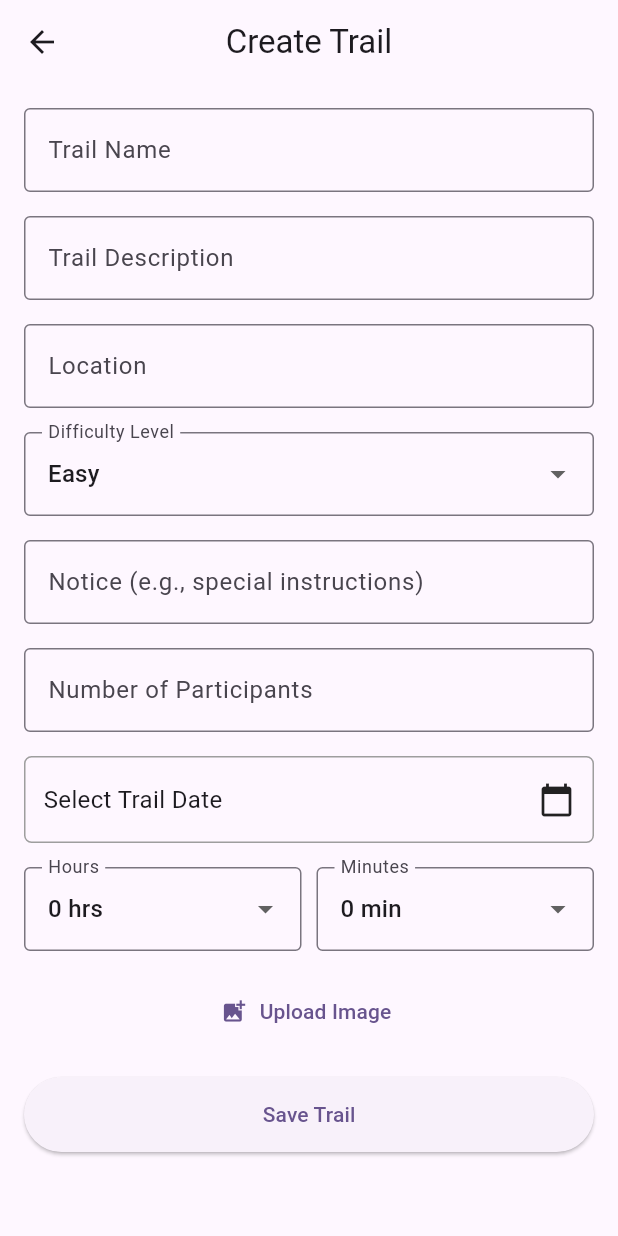
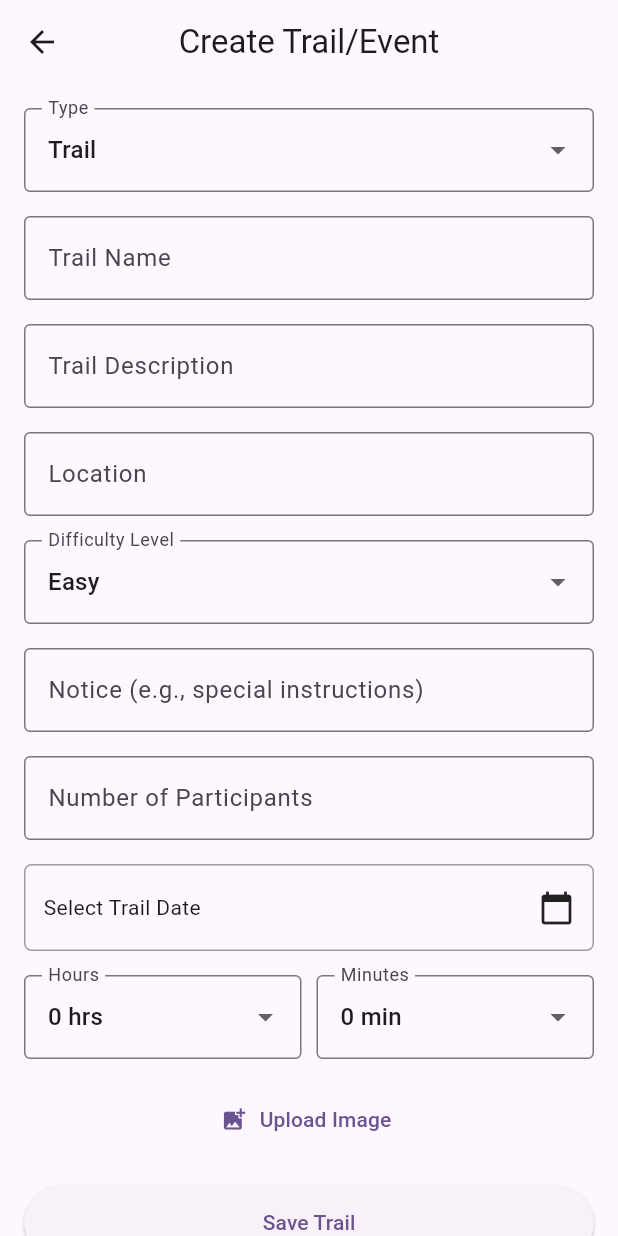
Before and after one commit to ausmatths/hiker_connect, a Flutter app: the EventFormScreen screen opened directly, on a phone screen of 412 x 824 dp. Run offline on Flutter 3.47's test engine with Material 3 defaults, Android fonts, the phone set to English and light mode, and no system bars; our stand-ins replace cloud_firestore, firebase_auth, firebase_core, google_sign_in, hive, image_picker and 4 more; missing offline and left inert: device_calendar, firebase_app_check; accounts and stored records are empty.

Commit message:
milestone2: updating the screen for both event and trail data

```diff
--- a/lib/screens/trails/eventform_screen.dart
+++ b/lib/screens/trails/eventform_screen.dart
@@ -33,6 +33,7 @@ class _EventFormScreenState extends State<EventFormScreen> {
   int _selectedHours = 0;
   int _selectedMinutes = 0;
   bool _isLoading = false;
+  String _selectedType = 'Trail';
 
   @override
   void didChangeDependencies() {
@@ -107,7 +108,6 @@ class _EventFormScreenState extends State<EventFormScreen> {
           _isLoading = true;
         });
 
-        // Generate unique ID based on timestamp and current user ID
         final String currentUserId = FirebaseAuth.instance.currentUser?.uid ?? 'anonymous';
         final int uniqueId = DateTime.now().millisecondsSinceEpoch;
 
@@ -184,7 +184,7 @@ class _EventFormScreenState extends State<EventFormScreen> {
   @override
   Widget build(BuildContext context) {
     return Scaffold(
-      appBar: AppBar(title: const Text('Create Trail')),
+      appBar: AppBar(title: const Text('Create Trail/Event')),
       body: _isLoading
           ? const Center(child: CircularProgressIndicator())
           : SingleChildScrollView(
@@ -194,22 +194,45 @@ class _EventFormScreenState extends State<EventFormScreen> {
           key: _formKey,
           child: Column(
             children: [
+              DropdownButtonFormField<String>(
+                value: _selectedType,
+                items: ['Trail', 'Event']
+                    .map((type) => DropdownMenuItem(
+                  value: type,
+                  child: Text(type),
+                ))
+                    .toList(),
+                onChanged: (value) {
+                  setState(() {
+                    _selectedType = value!;
+                  });
+                },
+                decoration: const InputDecoration(
+                  labelText: 'Type',
+                  border: OutlineInputBorder(),
+                ),
+              ),
+              const SizedBox(height: 16.0),
               TextFormField(
                 controller: _nameController,
-                decoration: const InputDecoration(
-                  labelText: 'Trail Name',
-                  border: OutlineInputBorder(),
+                decoration: InputDecoration(
+                  labelText: _selectedType == 'Trail' ? 'Trail Name' : 'Event Name',
+                  border: const OutlineInputBorder(),
                 ),
-                validator: (value) => value == null || value.isEmpty ? 'Please enter Trail name' : null,
+                validator: (value) => value == null || value.isEmpty
+                    ? 'Please enter ${_selectedType == 'Trail' ? 'Trail' : 'Event'} name'
+                    : null,
               ),
               const SizedBox(height: 16.0),
               TextFormField(
                 controller: _descriptionController,
-                decoration: const InputDecoration(
-                  labelText: 'Trail Description',
+                decoration: InputDecoration(
+                  labelText: _selectedType == 'Trail' ? 'Trail Description' : 'Event Description',
                   border: OutlineInputBorder(),
                 ),
-                validator: (value) => value == null || value.isEmpty ? 'Please enter Trail description' : null,
+                validator: (value) => value == null || value.isEmpty
+                    ? 'Please enter ${_selectedType == 'Trail' ? 'Trail' : 'Event'} description'
+                    : null,
               ),
               const SizedBox(height: 16.0),
               TextFormField(
@@ -218,7 +241,9 @@ class _EventFormScreenState extends State<EventFormScreen> {
                   labelText: 'Location',
                   border: OutlineInputBorder(),
                 ),
-                validator: (value) => value == null || value.isEmpty ? 'Please enter the Trail location' : null,
+                validator: (value) => value == null || value.isEmpty
+                    ? 'Please enter ${_selectedType == 'Trail' ? 'Trail' : 'Event'} Location'
+                    : null,
               ),
               const SizedBox(height: 16.0),
               DropdownButtonFormField<String>(
@@ -255,7 +280,6 @@ class _EventFormScreenState extends State<EventFormScreen> {
               ),
               const SizedBox(height: 16.0),
 
-              // Date Picker with Future Date Restriction
               GestureDetector(
                 onTap: _selectDate,
                 child: Container(
@@ -268,10 +292,13 @@ class _EventFormScreenState extends State<EventFormScreen> {
                     mainAxisAlignment: MainAxisAlignment.spaceBetween,
                     children: [
                       Text(
-                        _eventDate == null
-                            ? 'Select Trail Date'
-                            : 'Trail Date: ${DateFormat('yyyy-MM-dd').format(_eventDate!)}',
-                        style: const TextStyle(fontSize: 16.0),
+                        _eventDate ==null
+                            ? 'Select ${_selectedType == 'Trail' ? 'Trail' : 'Event'} Date'
+                            : '${_selectedType == 'Trail' ? 'Trail Date:' : 'Event Date:'}  ${DateFormat('yyyy-MM-dd').format(_eventDate!)}',
+                        // _eventDate == null
+                        //     ? 'Select Trail Date'
+                        //     : 'Trail Date: ${DateFormat('yyyy-MM-dd').format(_eventDate!)}',
+                        // style: const TextStyle(fontSize: 16.0),
                       ),
                       const Icon(Icons.calendar_today),
                     ],
@@ -356,7 +383,7 @@ class _EventFormScreenState extends State<EventFormScreen> {
                 width: double.infinity,
                 child: ElevatedButton(
                   onPressed: _submitForm,
-                  child: const Text('Save Trail'),
+                  child: Text(_selectedType == 'Trail' ? 'Save Trail' : 'Save Event'),
                 ),
               )
             ],
```
